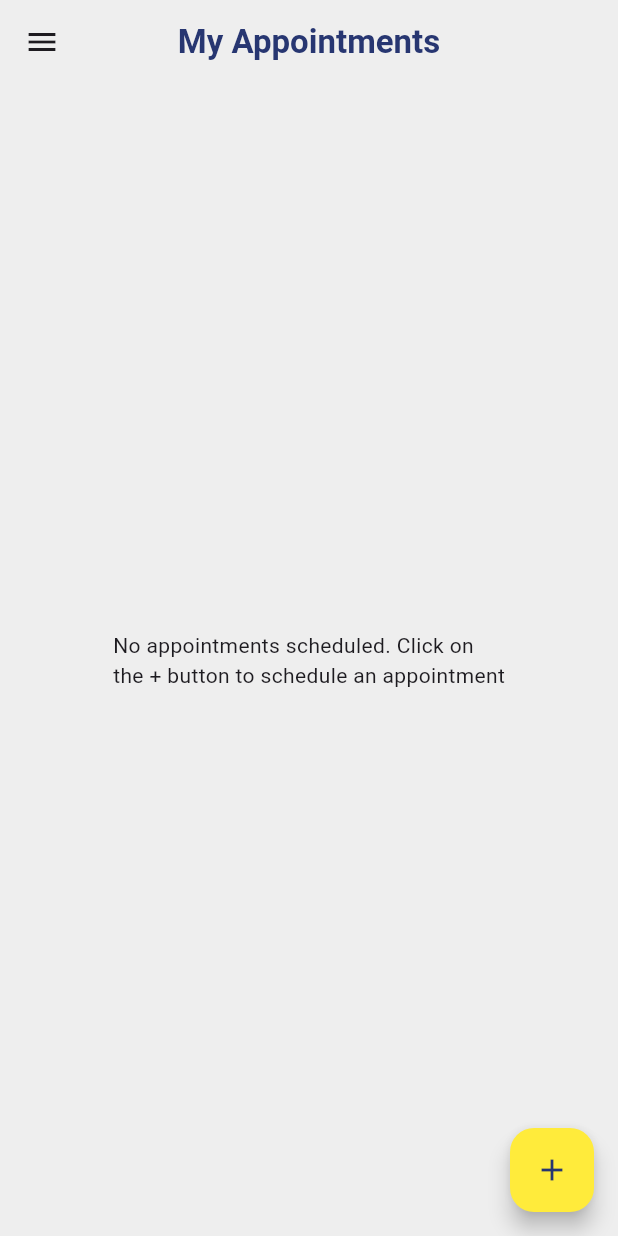
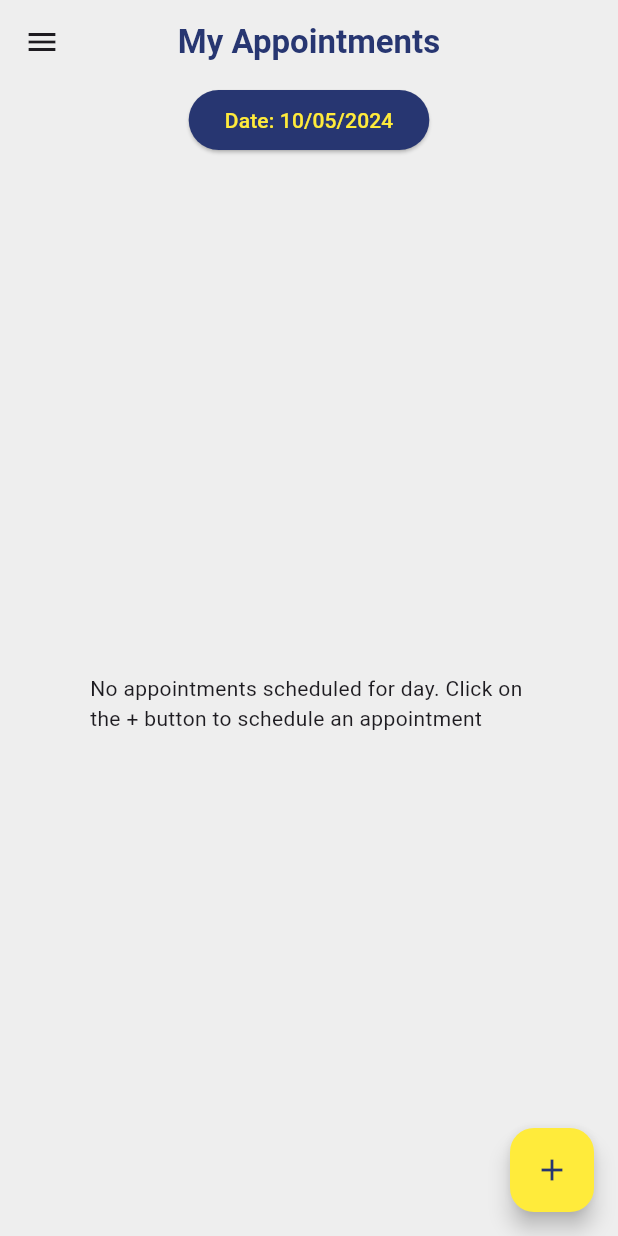
Before and after one commit to singhrishabh93/ios_appointment_app, a Flutter app: the Home screen opened directly, on a phone screen of 412 x 824 dp. Run offline on Flutter 3.47's test engine with Material 3 defaults, Android fonts, the phone set to English and light mode, and no system bars; our stand-ins replace cloud_firestore, firebase_auth, firebase_core, get, google_sign_in, shared_preferences; missing offline and left inert: the_apple_sign_in; accounts and stored records are empty.

Commit message:
Filter feature added for filtering the appointment (Final Commit for iOS build- if you want to run on ios pull the code from this commit)

```diff
--- a/lib/home.dart
+++ b/lib/home.dart
@@ -16,6 +16,14 @@ class Home extends StatefulWidget {
 }
 
 class _HomeState extends State<Home> {
+  late DateTime _selectedDate;
+
+  @override
+  void initState() {
+    super.initState();
+    _selectedDate = DateTime.now();
+  }
+
   @override
   Widget build(BuildContext context) {
     return Scaffold(
@@ -23,14 +31,30 @@ class _HomeState extends State<Home> {
         backgroundColor: Colors.grey[200],
         title: const Text(
           "My Appointments",
-          style:
-              TextStyle(color: Color(0xFF273671), fontWeight: FontWeight.bold),
+          style: TextStyle(color: Color(0xFF273671), fontWeight: FontWeight.bold),
         ),
         centerTitle: true,
       ),
       body: Container(
         color: Colors.grey[200],
-        child: const ScheduledAppointments(),
+        child: Column(
+          children: [
+            ElevatedButton(
+              style: ButtonStyle(
+                backgroundColor:
+                    MaterialStateProperty.all<Color>(const Color(0xFF273671)),
+              ),
+              onPressed: () {
+                _selectDate(context);
+              },
+              child: Text("Date: ${DateFormat('dd/MM/yyyy').format(_selectedDate)}" ,style: TextStyle(color: Colors.yellow),),
+            ),
+            const SizedBox(height: 10),
+            Expanded(
+              child: ScheduledAppointments(selectedDate: _selectedDate),
+            ),
+          ],
+        ),
       ),
       drawer: Drawer(
         child: ListView(
@@ -82,10 +106,26 @@ class _HomeState extends State<Home> {
       ),
     );
   }
+
+  Future<void> _selectDate(BuildContext context) async {
+    final DateTime? pickedDate = await showDatePicker(
+      context: context,
+      initialDate: _selectedDate,
+      firstDate: DateTime.now(),
+      lastDate: DateTime(2101),
+    );
+    if (pickedDate != null && pickedDate != _selectedDate) {
+      setState(() {
+        _selectedDate = pickedDate;
+      });
+    }
+  }
 }
 
 class ScheduledAppointments extends StatelessWidget {
-  const ScheduledAppointments({super.key});
+  final DateTime selectedDate;
+
+  const ScheduledAppointments({Key? key, required this.selectedDate}) : super(key: key);
 
   @override
   Widget build(BuildContext context) {
@@ -105,22 +145,29 @@ class ScheduledAppointments extends StatelessWidget {
           return const Center(child: CircularProgressIndicator());
         }
 
-        if (snapshot.data!.docs.isEmpty) {
+        final List<QueryDocumentSnapshot> appointments = snapshot.data!.docs.where((doc) {
+          final appointmentDate = DateFormat('dd/MM/yyyy').parse(doc['Date']);
+          return appointmentDate.isAtSameMomentAs(selectedDate);
+        }).toList();
+
+        if (appointments.isEmpty) {
           return const Center(
               child: Text(
-                  'No appointments scheduled. Click on \nthe + button to schedule an appointment'));
+                  'No appointments scheduled for day. Click on \nthe + button to schedule an appointment'));
         }
 
-        return ListView(
-          children: snapshot.data!.docs.map((DocumentSnapshot document) {
-            Map<String, dynamic> data = document.data() as Map<String, dynamic>;
+        return ListView.builder(
+          itemCount: appointments.length,
+          itemBuilder: (BuildContext context, int index) {
+            final data = appointments[index].data() as Map<String, dynamic>;
             return AppointmentCard(data: data);
-          }).toList(),
+          },
         );
       },
     );
   }
 }
+
 
 class AppointmentCard extends StatelessWidget {
   final Map<String, dynamic> data;
--- a/pubspec.yaml
+++ b/pubspec.yaml
@@ -44,6 +44,7 @@ dependencies:
   get: ^4.6.6
   shared_preferences: ^2.2.3
   flutter_launcher_icons: ^0.13.1
+  table_calendar: ^3.1.1
 
 dev_dependencies:
   flutter_test:
```
Also changed, not shown: pubspec.lock.
